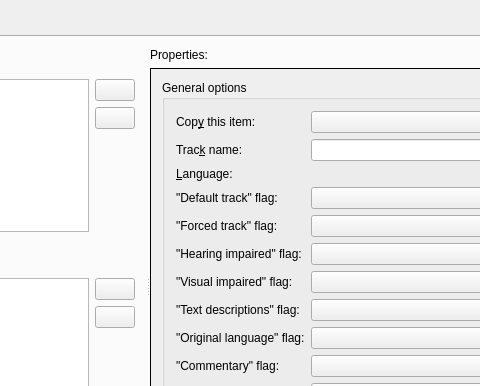
This is src/mkvtoolnix-gui/forms/merge/tab.ui in jpsdr/MKVToolnix-Windows-7 as Qt 5 draws it before an edit; both pictures show x 316 to 796 and y 0 to 386 of the 898 by 611 pixel window. The edited form follows.
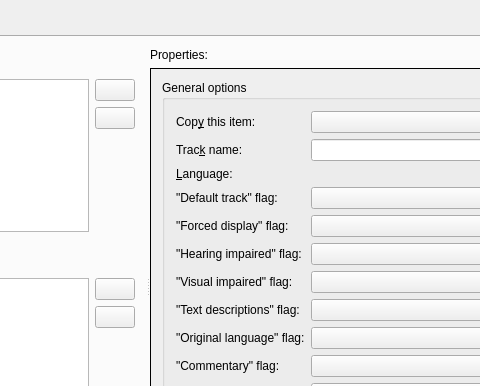
This is the edited form. Icons and pictures are not drawn. Custom widgets are drawn as their Qt base class.

Commit message: unify naming of "forced display" flag

Diff of the .ui file:
```diff
--- a/src/mkvtoolnix-gui/forms/merge/tab.ui
+++ b/src/mkvtoolnix-gui/forms/merge/tab.ui
@@ -456,7 +456,7 @@
                          <item row="4" column="0">
                           <widget class="QLabel" name="forcedTrackFlagLabel">
                            <property name="text">
-                            <string>&quot;Forced track&quot; flag:</string>
+                            <string>&quot;Forced display&quot; flag:</string>
                            </property>
                            <property name="buddy">
                             <cstring>forcedTrackFlag</cstring>
```
The commit also changes 5 other files.
